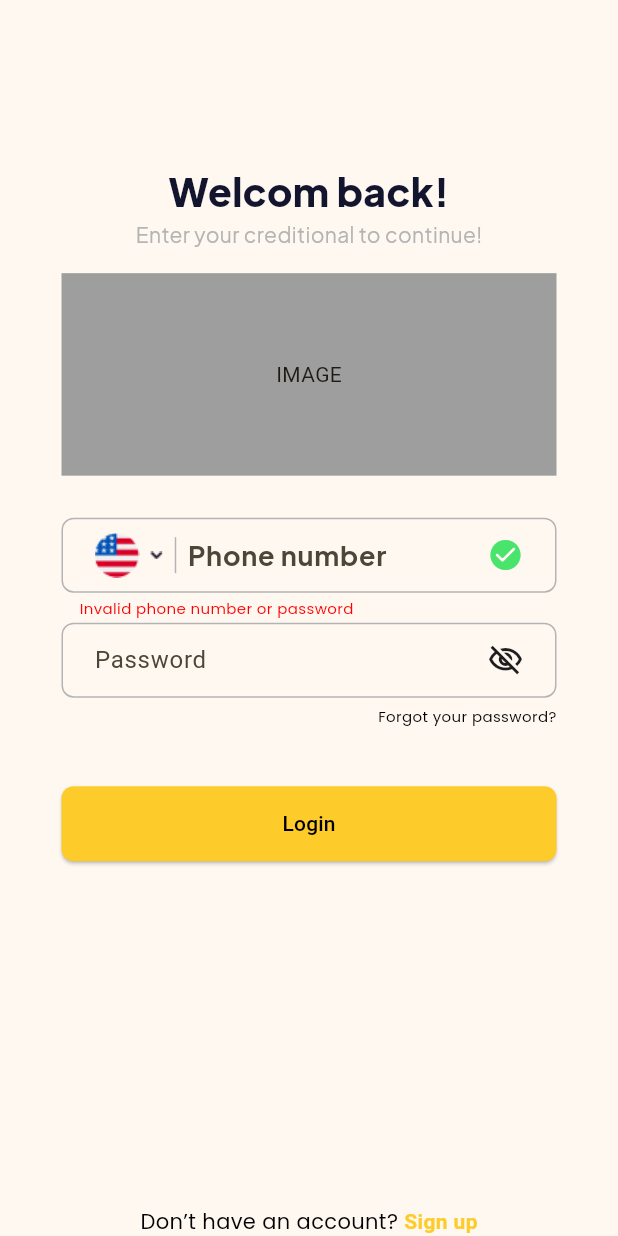
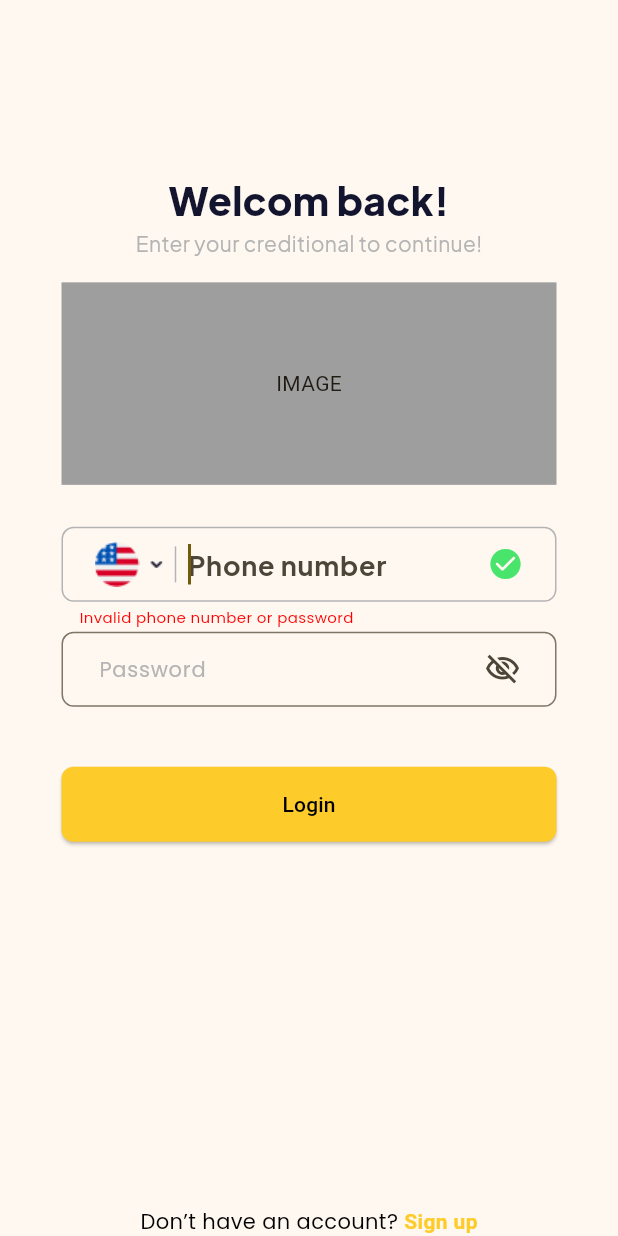
Before and after one commit to quiest2000/ride-book-app, a Flutter app: the screen it shows after launch, on a phone screen of 412 x 824 dp. Run offline on Flutter 3.47's test engine with Material 3 defaults, Android fonts, the phone set to English and light mode, and no system bars; our stand-ins replace flutter_svg, lottie.

Commit message:
move sections to file

```diff
--- a/lib/login_page.dart
+++ b/lib/login_page.dart
@@ -1,4 +1,6 @@
 import 'package:flutter/material.dart';
+import 'package:ride_book_app/password_section.dart';
+import 'package:ride_book_app/phone_section.dart';
 
 class LoginPage extends StatefulWidget {
   const LoginPage({super.key});
@@ -86,168 +88,6 @@ class _LoginPageState extends State<LoginPage> {
     );
   }
 }
-
-class PhoneSection extends StatelessWidget {
-  const PhoneSection({super.key});
-
-  @override
-  Widget build(BuildContext context) {
-    const double spaceSize = 7;
-    const double errorTextSize = 10;
-    const double errorTextHeigh = 2;
-
-    return Column(
-      crossAxisAlignment: CrossAxisAlignment.start,
-      children: [
-        Container(
-          width: 330,
-          height: 50,
-          decoration: BoxDecoration(
-            borderRadius: BorderRadius.circular(8),
-            border: Border.all(
-              color: const Color(0xffb4b4b4),
-            ),
-          ),
-          child: Padding(
-            padding: const EdgeInsets.only(left: 21, right: 21),
-            child: Row(
-              mainAxisAlignment: MainAxisAlignment.start,
-              children: [
-                Image.asset('assets/united-states.png', width: 30, height: 30),
-                const SizedBox(width: spaceSize),
-                Image.asset(
-                  'assets/arrow-down.png',
-                ),
-                const SizedBox(width: spaceSize),
-                const VerticalDivider(
-                  color: Color(0xffb4b4b4),
-                  width: 2,
-                  indent: 12,
-                  endIndent: 12,
-                ),
-                const SizedBox(width: spaceSize),
-                Expanded(
-                  child: TextField(
-                    controller: TextEditingController(),
-                    decoration: const InputDecoration(
-                      hintText: 'Phone number',
-                      border: InputBorder.none,
-                    ),
-                    style: const TextStyle(
-                      fontFamily: 'PlusJakartaSans',
-                      fontSize: 18,
-                      fontWeight: FontWeight.w700, // 700 extra bold
-                      color: Color(0xff13142e),
-                    ),
-                  ),
-                ),
-                const Icon(
-                  Icons.check_circle_rounded,
-                  color: Color(0xff49E46B),
-                ),
-              ],
-            ),
-          ),
-        ),
-        const Padding(
-          padding: EdgeInsets.only(left: 12),
-          child: SizedBox(
-            // must be wrapped by SizedBox to preserved the height
-            height: errorTextSize * errorTextHeigh,
-            child: Text(
-              'Invalid phone number or password',
-              style: TextStyle(
-                color: Color(0xffFF0000),
-                fontSize: errorTextSize,
-                fontFamily: 'Popins',
-                height: errorTextHeigh,
-              ),
-            ),
-          ),
-        ),
-      ],
-    );
-  }
-}
-
-class PasswordSection extends StatefulWidget {
-  const PasswordSection({super.key});
-
-  @override
-  State<PasswordSection> createState() => _PasswordSectionState();
-}
-
-class _PasswordSectionState extends State<PasswordSection> {
-  bool isShowPassword = false;
-
-  @override
-  Widget build(BuildContext context) {
-    final iconData =
-        isShowPassword ? Icons.visibility : Icons.visibility_off_outlined;
-    return Column(
-      crossAxisAlignment: CrossAxisAlignment.end,
-      children: [
-        Container(
-          width: 330,
-          height: 50,
-          decoration: BoxDecoration(
-            borderRadius: BorderRadius.circular(8),
-            border: Border.all(
-              color: const Color(0xffb4b4b4),
-            ),
-          ),
-          child: Padding(
-            padding: const EdgeInsets.only(left: 21, right: 21),
-            child: Row(
-              children: [
-                Expanded(
-                  child: TextField(
-                    obscureText: isShowPassword,
-                    decoration: const InputDecoration(
-                      hintText: 'Password',
-                      border: InputBorder.none,
-                    ),
-                  ),
-                ),
-                const SizedBox(width: 10),
-                InkWell(
-                  overlayColor: MaterialStateProperty.all(Colors.transparent),
-                  onTap: () {
-                    print('Show password');
-                    setState(() {
-                      isShowPassword = !isShowPassword;
-                    });
-                  },
-                  child: Icon(
-                    iconData,
-                    color: const Color(0xff1d1d1d),
-                  ),
-                ),
-              ],
-            ),
-          ),
-        ),
-        const SizedBox(
-          height: 5,
-        ),
-        InkWell(
-          onTap: () {
-            print('Forgot password');
-          },
-          child: const Text(
-            'Forgot your password?',
-            style: TextStyle(
-              fontFamily: 'Popins',
-              fontSize: 10,
-              color: Colors.black,
-            ),
-          ),
-        ),
-      ],
-    );
-  }
-}
-
 class SignupSection extends StatelessWidget {
   const SignupSection({super.key});
 
--- /dev/null
+++ b/lib/password_section.dart
@@ -0,0 +1,61 @@
+import 'package:flutter/material.dart';
+
+class PasswordSection extends StatefulWidget {
+  const PasswordSection({super.key});
+
+  @override
+  State<PasswordSection> createState() => _PasswordSectionState();
+}
+
+class _PasswordSectionState extends State<PasswordSection> {
+  bool isShowPassword = false;
+
+  @override
+  Widget build(BuildContext context) {
+    final iconData =
+        isShowPassword ? Icons.visibility : Icons.visibility_off_outlined;
+
+    return SizedBox(
+      width: 330,
+      height: 50,
+      child: TextField(
+        obscureText: isShowPassword,
+        decoration: InputDecoration(
+          contentPadding: const EdgeInsets.only(left: 21),
+          border: const OutlineInputBorder(
+            borderSide: BorderSide(
+              color: Color(0xffb4b4b4),
+            ),
+            borderRadius: BorderRadius.all(Radius.circular(8)),
+            gapPadding: 4,
+          ),
+          focusedBorder: OutlineInputBorder(
+            borderSide: BorderSide(
+              color: Theme.of(context).colorScheme.onPrimary,
+            ),
+            borderRadius: const BorderRadius.all(Radius.circular(8)),
+            gapPadding: 4,
+          ),
+          labelText: 'Password',
+          labelStyle: const TextStyle(
+            fontFamily: 'Popins',
+            fontSize: 14,
+            color: Color(0xffb4b4b4),
+          ),
+          suffixIcon: Padding(
+            padding: const EdgeInsets.only(right: 12, top: 5, bottom: 5),
+            child: IconButton(
+              icon: Icon(iconData),
+              // padding: const EdgeInsets.only(right: 21),
+              onPressed: () {
+                setState(() {
+                  isShowPassword = !isShowPassword;
+                });
+              },
+            ),
+          ),
+        ),
+      ),
+    );
+  }
+}
--- /dev/null
+++ b/lib/phone_section.dart
@@ -0,0 +1,85 @@
+import 'package:flutter/material.dart';
+
+class PhoneSection extends StatelessWidget {
+  const PhoneSection({super.key});
+
+  @override
+  Widget build(BuildContext context) {
+    const double spaceSize = 7;
+    const double errorTextSize = 10;
+    const double errorTextHeigh = 2;
+
+    return Column(
+      crossAxisAlignment: CrossAxisAlignment.start,
+      children: [
+        Container(
+          width: 330,
+          height: 50,
+          decoration: BoxDecoration(
+            borderRadius: BorderRadius.circular(8),
+            border: Border.all(
+              color: const Color(0xffb4b4b4),
+            ),
+          ),
+          child: Padding(
+            padding: const EdgeInsets.only(left: 21, right: 21),
+            child: Row(
+              mainAxisAlignment: MainAxisAlignment.start,
+              children: [
+                Image.asset('assets/united-states.png', width: 30, height: 30),
+                const SizedBox(width: spaceSize),
+                Image.asset(
+                  'assets/arrow-down.png',
+                ),
+                const SizedBox(width: spaceSize),
+                const VerticalDivider(
+                  color: Color(0xffb4b4b4),
+                  width: 2,
+                  indent: 12,
+                  endIndent: 12,
+                ),
+                const SizedBox(width: spaceSize),
+                Expanded(
+                  child: TextField(
+                    autofocus: true,
+                    controller: TextEditingController(),
+                    decoration: const InputDecoration(
+                      hintText: 'Phone number',
+                      border: InputBorder.none,
+                    ),
+                    style: const TextStyle(
+                      fontFamily: 'PlusJakartaSans',
+                      fontSize: 18,
+                      fontWeight: FontWeight.w700, // 700 extra bold
+                      color: Color(0xff13142e),
+                    ),
+                  ),
+                ),
+                const Icon(
+                  Icons.check_circle_rounded,
+                  color: Color(0xff49E46B),
+                ),
+              ],
+            ),
+          ),
+        ),
+        const Padding(
+          padding: EdgeInsets.only(left: 12),
+          child: SizedBox(
+            // must be wrapped by SizedBox to preserved the height
+            height: errorTextSize * errorTextHeigh,
+            child: Text(
+              'Invalid phone number or password',
+              style: TextStyle(
+                color: Color(0xffFF0000),
+                fontSize: errorTextSize,
+                fontFamily: 'Popins',
+                height: errorTextHeigh,
+              ),
+            ),
+          ),
+        ),
+      ],
+    );
+  }
+}
```
